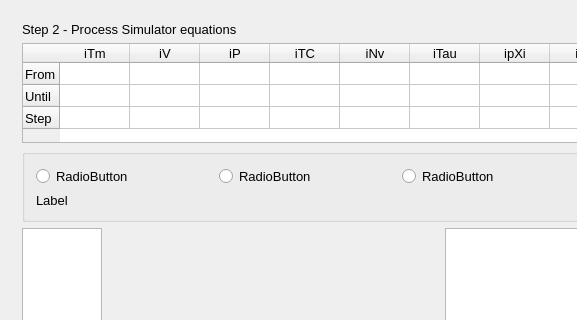
Old version of the form gems3/vizor4/dlg4/ProcessWizard4.ui in the repository gemshub/GEMSGUI; both pictures show x 0 to 577 and y 0 to 320 of the 797 by 565 pixel window.
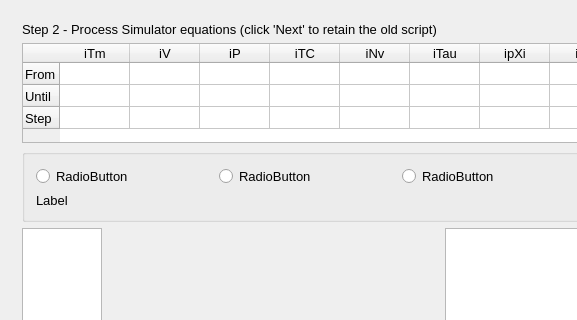
New version of the form.

What changed in the file:
```diff
--- a/gems3/vizor4/dlg4/ProcessWizard4.ui
+++ b/gems3/vizor4/dlg4/ProcessWizard4.ui
@@ -269,7 +269,7 @@
           </sizepolicy>
          </property>
          <property name="text">
-          <string>Step 2 - Process Simulator equations</string>
+          <string>Step 2 - Process Simulator equations (click 'Next' to retain the old script)</string>
          </property>
         </widget>
        </item>
```
Left out of the diff: 2 changed lines with no effect on the pictures.
